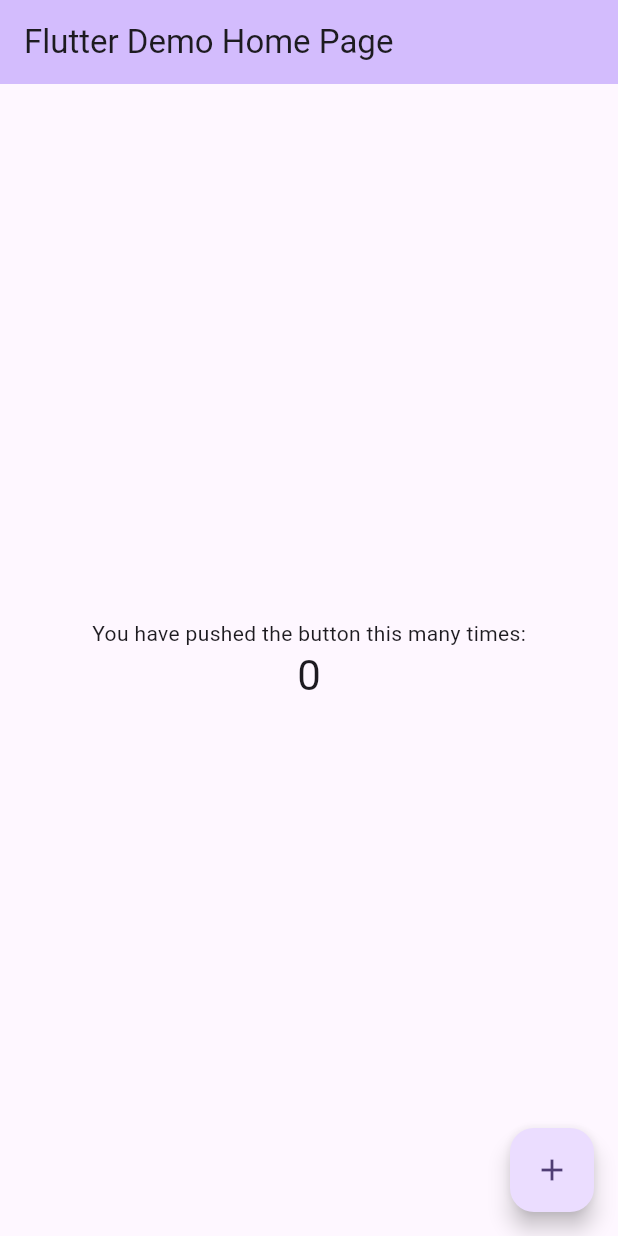
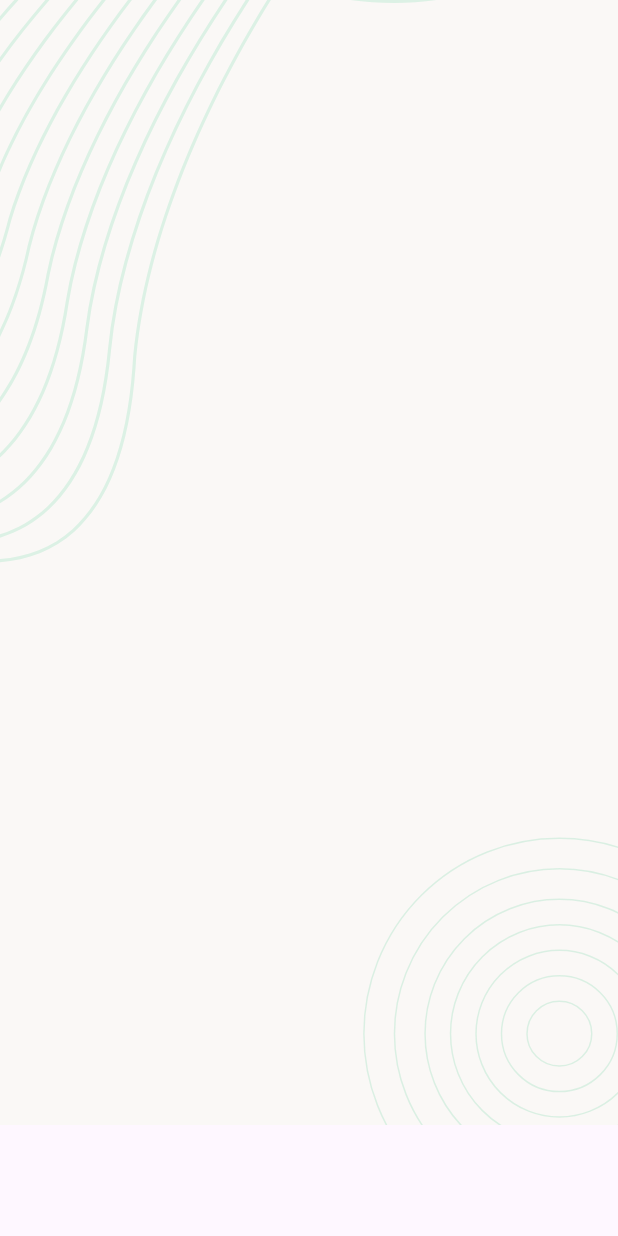
Before and after one commit to nimeullaha71/taskmanagement_live, a Flutter app: the screen it shows after launch, on a phone screen of 412 x 824 dp. Run offline on Flutter 3.47's test engine with Material 3 defaults, Android fonts, the phone set to English and light mode, and no system bars; our stand-ins replace flutter_svg.

Commit message:
splash screen ui in progress

```diff
--- /dev/null
+++ b/lib/app.dart
@@ -0,0 +1,13 @@
+import 'package:flutter/material.dart';
+import 'package:taskmanagement_live/ui/screens/splash_screen.dart';
+
+class TaskManagerApp extends StatelessWidget {
+  const TaskManagerApp({super.key});
+
+  @override
+  Widget build(BuildContext context) {
+    return const MaterialApp(
+      home: SplashScreen(),
+    );
+  }
+}
--- a/lib/main.dart
+++ b/lib/main.dart
@@ -1,125 +1,6 @@
-import 'package:flutter/material.dart';
+import 'package:flutter/cupertino.dart';
+import 'package:taskmanagement_live/app.dart';
 
-void main() {
-  runApp(const MyApp());
+void main(){
+  runApp(const TaskManagerApp());
 }
-
-class MyApp extends StatelessWidget {
-  const MyApp({super.key});
-
-  // This widget is the root of your application.
-  @override
-  Widget build(BuildContext context) {
-    return MaterialApp(
-      title: 'Flutter Demo',
-      theme: ThemeData(
-        // This is the theme of your application.
-        //
-        // TRY THIS: Try running your application with "flutter run". You'll see
-        // the application has a purple toolbar. Then, without quitting the app,
-        // try changing the seedColor in the colorScheme below to Colors.green
-        // and then invoke "hot reload" (save your changes or press the "hot
-        // reload" button in a Flutter-supported IDE, or press "r" if you used
-        // the command line to start the app).
-        //
-        // Notice that the counter didn't reset back to zero; the application
-        // state is not lost during the reload. To reset the state, use hot
-        // restart instead.
-        //
-        // This works for code too, not just values: Most code changes can be
-        // tested with just a hot reload.
-        colorScheme: ColorScheme.fromSeed(seedColor: Colors.deepPurple),
-        useMaterial3: true,
-      ),
-      home: const MyHomePage(title: 'Flutter Demo Home Page'),
-    );
-  }
-}
-
-class MyHomePage extends StatefulWidget {
-  const MyHomePage({super.key, required this.title});
-
-  // This widget is the home page of your application. It is stateful, meaning
-  // that it has a State object (defined below) that contains fields that affect
-  // how it looks.
-
-  // This class is the configuration for the state. It holds the values (in this
-  // case the title) provided by the parent (in this case the App widget) and
-  // used by the build method of the State. Fields in a Widget subclass are
-  // always marked "final".
-
-  final String title;
-
-  @override
-  State<MyHomePage> createState() => _MyHomePageState();
-}
-
-class _MyHomePageState extends State<MyHomePage> {
-  int _counter = 0;
-
-  void _incrementCounter() {
-    setState(() {
-      // This call to setState tells the Flutter framework that something has
-      // changed in this State, which causes it to rerun the build method below
-      // so that the display can reflect the updated values. If we changed
-      // _counter without calling setState(), then the build method would not be
-      // called again, and so nothing would appear to happen.
-      _counter++;
-    });
-  }
-
-  @override
-  Widget build(BuildContext context) {
-    // This method is rerun every time setState is called, for instance as done
-    // by the _incrementCounter method above.
-    //
-    // The Flutter framework has been optimized to make rerunning build methods
-    // fast, so that you can just rebuild anything that needs updating rather
-    // than having to individually change instances of widgets.
-    return Scaffold(
-      appBar: AppBar(
-        // TRY THIS: Try changing the color here to a specific color (to
-        // Colors.amber, perhaps?) and trigger a hot reload to see the AppBar
-        // change color while the other colors stay the same.
-        backgroundColor: Theme.of(context).colorScheme.inversePrimary,
-        // Here we take the value from the MyHomePage object that was created by
-        // the App.build method, and use it to set our appbar title.
-        title: Text(widget.title),
-      ),
-      body: Center(
-        // Center is a layout widget. It takes a single child and positions it
-        // in the middle of the parent.
-        child: Column(
-          // Column is also a layout widget. It takes a list of children and
-          // arranges them vertically. By default, it sizes itself to fit its
-          // children horizontally, and tries to be as tall as its parent.
-          //
-          // Column has various properties to control how it sizes itself and
-          // how it positions its children. Here we use mainAxisAlignment to
-          // center the children vertically; the main axis here is the vertical
-          // axis because Columns are vertical (the cross axis would be
-          // horizontal).
-          //
-          // TRY THIS: Invoke "debug painting" (choose the "Toggle Debug Paint"
-          // action in the IDE, or press "p" in the console), to see the
-          // wireframe for each widget.
-          mainAxisAlignment: MainAxisAlignment.center,
-          children: <Widget>[
-            const Text(
-              'You have pushed the button this many times:',
-            ),
-            Text(
-              '$_counter',
-              style: Theme.of(context).textTheme.headlineMedium,
-            ),
-          ],
-        ),
-      ),
-      floatingActionButton: FloatingActionButton(
-        onPressed: _incrementCounter,
-        tooltip: 'Increment',
-        child: const Icon(Icons.add),
-      ), // This trailing comma makes auto-formatting nicer for build methods.
-    );
-  }
-}
--- /dev/null
+++ b/lib/ui/screens/splash_screen.dart
@@ -0,0 +1,18 @@
+import 'package:flutter/material.dart';
+import 'package:flutter_svg/flutter_svg.dart';
+
+class SplashScreen extends StatefulWidget {
+  const SplashScreen({super.key});
+
+  @override
+  State<SplashScreen> createState() => _SplashScreenState();
+}
+
+class _SplashScreenState extends State<SplashScreen> {
+  @override
+  Widget build(BuildContext context) {
+    return Scaffold(
+      body: SvgPicture.asset('assets/images/background.svg'),
+    );
+  }
+}
```
Also changed, not shown: pubspec.yaml (+4 -3 lines), assets/images/background.svg (added), assets/images/button.svg (added).
